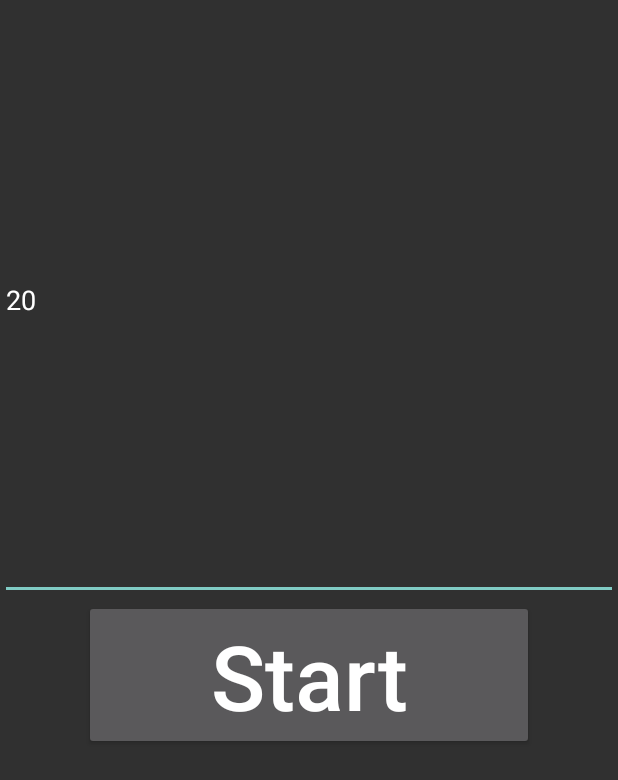
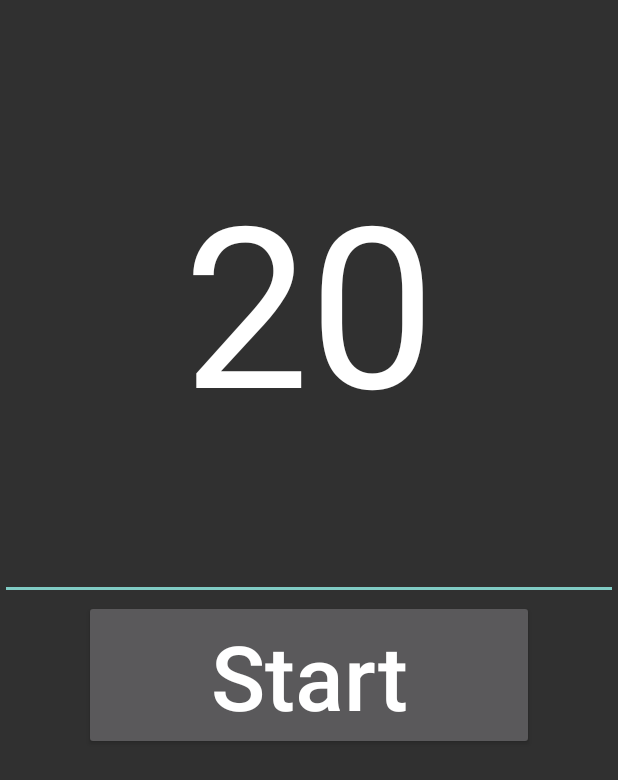
Before and after one commit to knguyen74/KennyDemo, an Android app: the TimerActivity screen opened directly, with no data from a screen before it, on a phone screen of 412 x 824 dp. Shown: the top 780 px of the screen. Run offline under Robolectric (Android 15) with nearby library versions, the phone set to English and light mode, and no system bars; our stand-ins replace ButterKnife.

Commit message:
timer size and alignment fix

```diff
--- a/app/src/main/res/layout/activity_timer.xml
+++ b/app/src/main/res/layout/activity_timer.xml
@@ -11,8 +11,9 @@
         android:layout_width="match_parent"
         android:layout_height="400dp"
         android:inputType="number"
-        android:layout_centerHorizontal="true"
         android:text="20"
+        android:gravity="center"
+        android:textSize="150sp"
         />
     <Button
         android:id="@+id/timer_bt"
```
